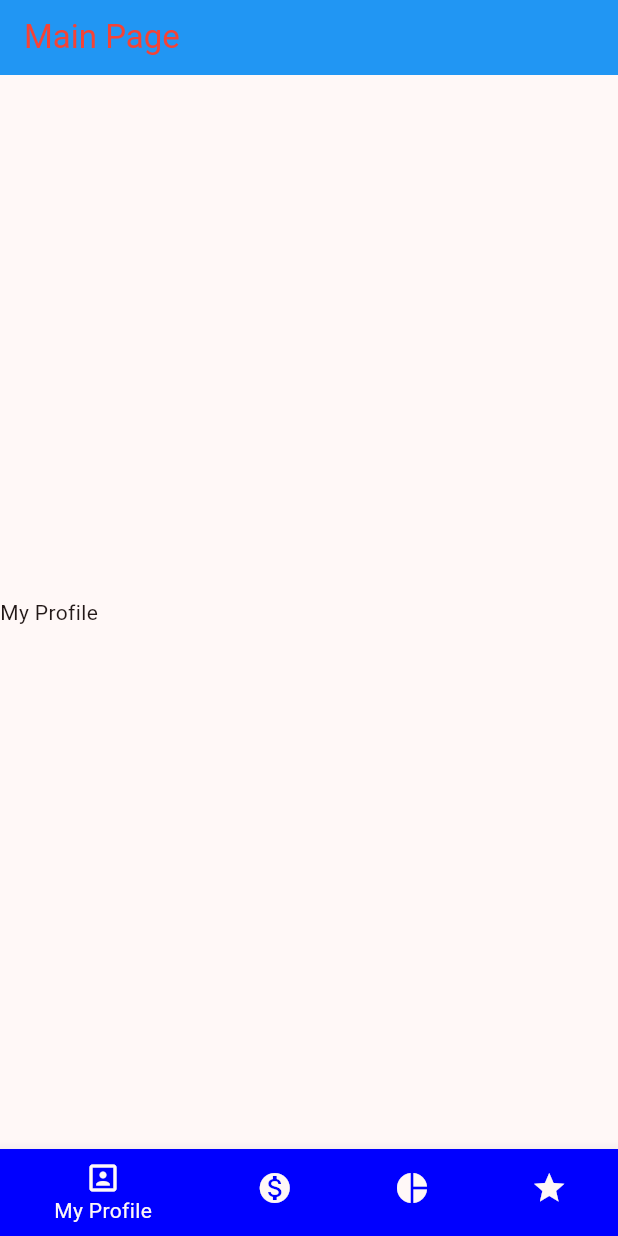
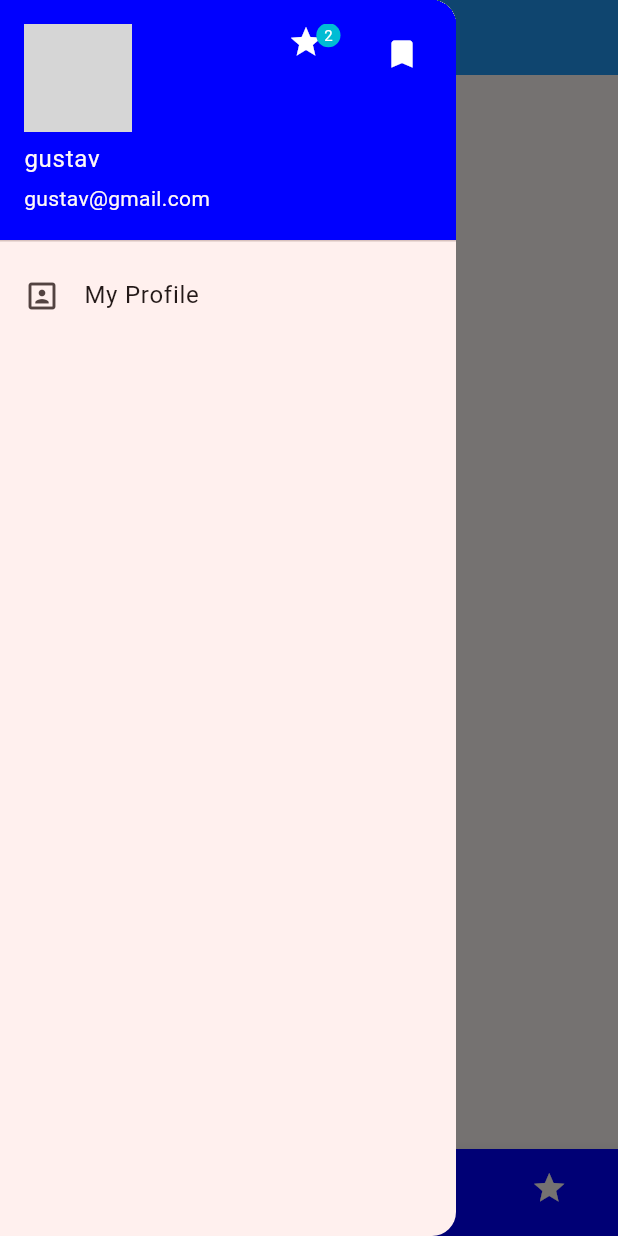
Before and after one commit to khaniffatoni/advance-8jun24, a Flutter app: the MainPage screen opened directly, with the side drawer open (before the commit the screen has no drawer), on a phone screen of 412 x 824 dp. Run offline on Flutter 3.47's test engine with Material 3 defaults, Android fonts, the phone set to English and light mode, and no system bars; our stand-ins replace fluttertoast; network calls fail; grey boxes are pictures that could not be loaded.

Commit message:
navigarion drawer / side bar

```diff
--- a/flutter_application_advance/lib/UI/main_page.dart
+++ b/flutter_application_advance/lib/UI/main_page.dart
@@ -1,4 +1,5 @@
 import 'package:flutter/material.dart';
+import 'package:flutter/widgets.dart';
 import 'package:flutter_application_advance/UI/two_page.dart';
 import 'package:flutter_application_advance/commons/color_pallete.dart';
 import 'package:flutter_application_advance/commons/constant.dart';
@@ -14,11 +15,12 @@ class MainPage extends StatelessWidget {
   Widget build(BuildContext context) {
     var provider = context.watch<MainProvider>();
     return Scaffold(
+        drawer: navigationDrawer(context),
         appBar: PreferredSize(
             preferredSize: Size(MediaQuery.sizeOf(context).width, 50),
-            child: AppBarCustom('Main Page', Colors.blue)),
+            child: AppBarCustom(mainPage, Colors.blue)),
         bottomNavigationBar: BottomNavigationBar(
-            currentIndex: provider.indexTab,
+            currentIndex: provider.indexTab > 4 ? 1 : provider.indexTab,
             onTap: (value) => context.read<MainProvider>().changeBody(value),
             // unselectedItemColor: primaryColor,
             // unselectedLabelStyle: TextStyle(color: primaryColor),
@@ -59,7 +61,66 @@ class MainPage extends StatelessWidget {
         );
 
       default:
-        return SizedBox();
+        return Center(
+          child: Row(
+            children: [Text('Navigation Drawer')],
+          ),
+        );
     }
   }
+
+  Widget navigationDrawer(BuildContext context) {
+    return Drawer(
+      child: ListView(
+        children: [
+          headerDrawer(),
+          ListTile(
+            leading: Icon(Icons.portrait),
+            title: Text('My Profile'),
+            onTap: () {
+              context.read<MainProvider>().changeBody(10);
+              Navigator.pop(context);
+            },
+          )
+        ],
+      ),
+    );
+  }
+
+  Widget headerDrawer() {
+    return UserAccountsDrawerHeader(
+        decoration: BoxDecoration(color: primaryColor),
+        otherAccountsPictures: [
+          Stack(
+            children: [
+              Icon(
+                Icons.star,
+                color: Colors.white,
+              ),
+              Positioned(
+                right: 5,
+                top: -5,
+                child: Container(
+                    padding: EdgeInsets.all(5),
+                    decoration: BoxDecoration(
+                        color: Colors.cyan, shape: BoxShape.circle),
+                    child: Text(
+                      '2',
+                      style: TextStyle(fontSize: 10, color: Colors.white),
+                    )),
+              )
+            ],
+          ),
+          Icon(
+            Icons.bookmark,
+            color: Colors.white,
+          ),
+        ],
+        currentAccountPicture: ClipOval(
+          child: Image.network(
+              'https://marketplace.canva.com/EAFHfL_zPBk/1/0/1600w/canva-yellow-inspiration-modern-instagram-profile-picture-kpZhUIzCx_w.jpg'),
+        ),
+        accountName: Text('gustav'),
+        accountEmail: Text('gustav@gmail.com'));
+  }
 }
--- a/flutter_application_advance/lib/commons/constant.dart
+++ b/flutter_application_advance/lib/commons/constant.dart
@@ -41,3 +41,5 @@ List<TabItem> listBottomItem = [
   // BottomNavigationBarItem(
   //     backgroundColor: primaryColor, icon: Icon(Icons.star), label: 'Favorites')
 ];
+
+const String mainPage = 'Main Page xxxx';
```
Also changed, not shown: flutter_application_advance/lib/UI/main/history_payment_page.dart (added), flutter_application_advance/lib/UI/main/payment_page.dart (added), flutter_application_advance/lib/UI/main/profile_page.dart (added).
